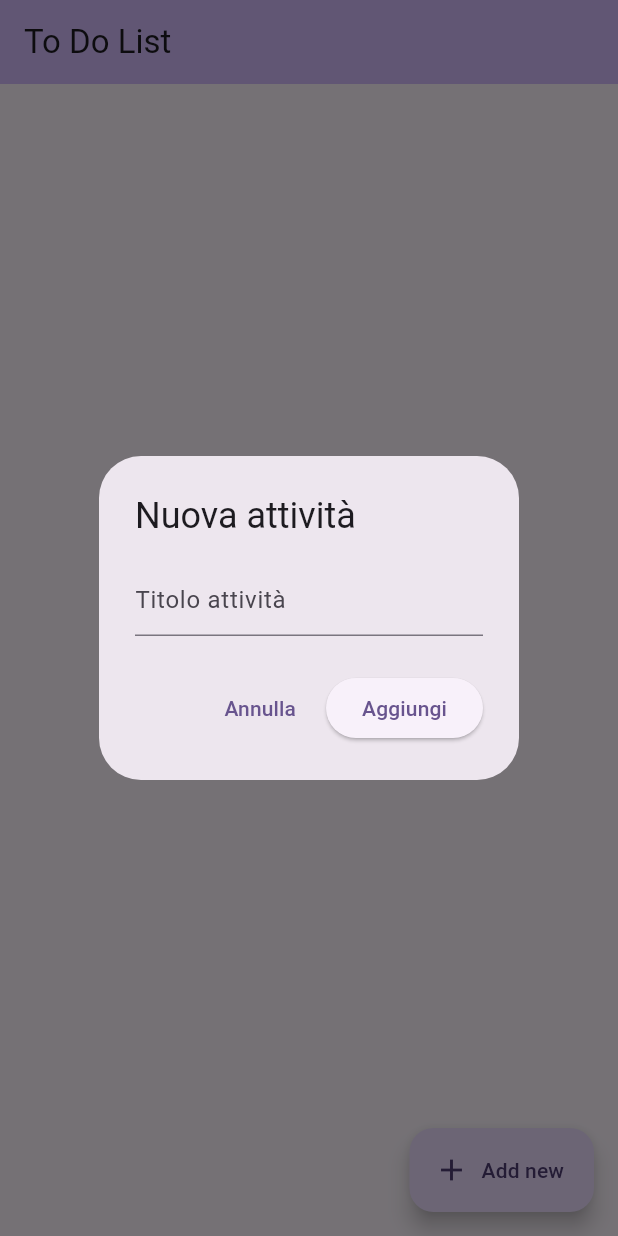
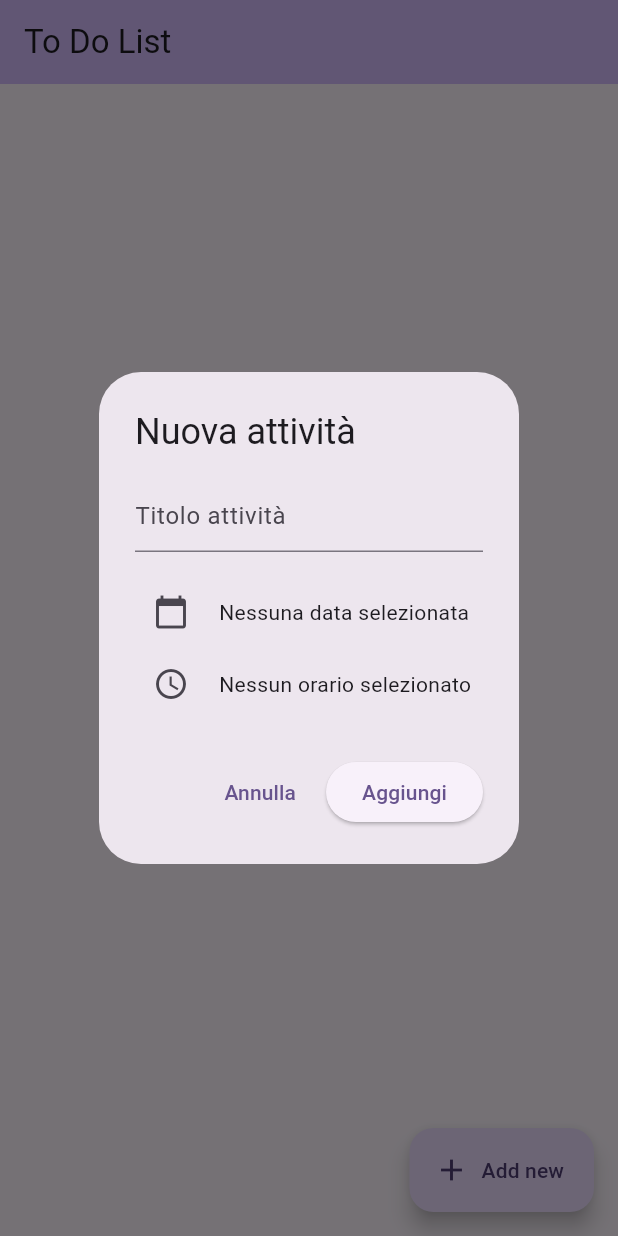
Before and after one commit to DiMaro-dev/todo_app_flutter, a Flutter app: the screen it shows after launch, after a tap on "Add new", on a phone screen of 412 x 824 dp. Run offline on Flutter 3.47's test engine with Material 3 defaults, Android fonts, the phone set to English and light mode, and no system bars.

Commit message:
Add comments

```diff
--- a/lib/main.dart
+++ b/lib/main.dart
@@ -1,7 +1,7 @@
-import 'package:flutter/material.dart';
+import 'package:flutter/material.dart'; // design google android
 
 void main() {
-  runApp(const MyApp());
+  runApp(const MyApp()); // entry point app
 }
 
 class MyApp extends StatelessWidget {
@@ -15,7 +15,7 @@ class MyApp extends StatelessWidget {
         colorScheme: ColorScheme.fromSeed(seedColor: Colors.deepPurple),
         useMaterial3: true,
       ),
-      home: const MyHomePage(title: 'To Do List'),
+      home: const MyHomePage(title: 'To Do List'), // pagina inziale
     );
   }
 }
@@ -24,42 +24,109 @@ class MyApp extends StatelessWidget {
 class Task {
   String title;
   bool isDone;
+  DateTime? taskDate; // opzionale
 
-  Task({required this.title, this.isDone = false});
+  Task({required this.title, this.isDone = false, this.taskDate});
 }
 
-class MyHomePage extends StatefulWidget {
+class MyHomePage extends StatefulWidget { // widget con stato
   const MyHomePage({super.key, required this.title});
 
   final String title;
 
   @override
   State<MyHomePage> createState() => _MyHomePageState();
+  // creazione dello stato associato al widget
 }
 
 class _MyHomePageState extends State<MyHomePage> {
-  List<Task> tasks = []; // lista di oggetti
+  List<Task> tasks = []; // lista di oggetti appartenenti a Task
 
-  // Mostra un dialog per aggiungere un'attività
+  // Funzione che mostra un dialog per aggiungere una task
   void _showAddTaskDialog() {
-    final TextEditingController controller = TextEditingController();
+    final TextEditingController controller = TextEditingController(); // messo per gestire input text
+    DateTime? selectedDate;
+    TimeOfDay? selectedTime;
 
+    // finestra dialogo
     showDialog(
       context: context,
       builder: (BuildContext context) {
-        return AlertDialog(
+        return StatefulBuilder( // serve per creare e gestire stati semplici per un dialog - temporanei
+          builder: (context, setDialogState) {
+            return AlertDialog( // widget dialog - title, content ecc
               title: const Text('Nuova attività'),
-          content: TextField(
+              content: Column(
+                mainAxisSize: MainAxisSize.min, // adatta il dialog al minimo spazio (verticale)
+                children: [
+                  TextField( // input utente, controller già assegnato
                     controller: controller,
                     decoration: const InputDecoration(
-              hintText: 'Titolo attività',
+                      hintText: 'Titolo attività', // simile ad un "placeholder"
                     ),
                   ),
-          actions: [
+                  const SizedBox(height: 16),
+
+                  // pulsante con icona calendario
+                  Row(
+                    children: [
+                      IconButton(
+                        icon: const Icon(Icons.calendar_today),
+                        onPressed: () async { // funzione anonima che apre la scelta della data
+                          final DateTime? date = await showDatePicker(
+                            context: context,
+                            initialDate: DateTime.now(),
+                            firstDate: DateTime(2000),
+                            lastDate: DateTime(2100),
+                          );
+                          if (date != null) {
+                            setDialogState(() {
+                              selectedDate = date;
+                            });
+                          }
+                        },
+                      ),
+                      const SizedBox(width: 8), // aggiorna e mostra data selezionata
+                      Text(
+                        selectedDate == null
+                            ? 'Nessuna data selezionata'
+                            : '${selectedDate!.day}/${selectedDate!.month}/${selectedDate!.year}',
+                      ),
+                    ],
+                  ),
+
+                  // Pulsante con icona orologio
+                  Row(
+                    children: [
+                      IconButton(
+                        icon: const Icon(Icons.access_time),
+                        onPressed: () async { // funzione anonima sta volta per scelta ora
+                          final TimeOfDay? time = await showTimePicker(
+                            context: context,
+                            initialTime: TimeOfDay.now(),
+                          );
+                          if (time != null) {
+                            setDialogState(() {
+                              selectedTime = time;
+                            });
+                          }
+                        },
+                      ),
+                      const SizedBox(width: 8),
+                      Text(
+                        selectedTime == null
+                            ? 'Nessun orario selezionato'
+                            : selectedTime!.format(context),
+                      ),
+                    ],
+                  ),
+                ],
+              ),
+              actions: [  // di AlertDialog
                 TextButton(
                   child: const Text('Annulla'),
-              onPressed: () {
-                Navigator.of(context).pop(); // Chiude il dialog
+                  onPressed: () { // funzione anonima, se premuto esce dal dialog
+                    Navigator.of(context).pop();
                   },
                 ),
                 ElevatedButton(
@@ -67,20 +134,41 @@ class _MyHomePageState extends State<MyHomePage> {
                   onPressed: () {
                     final String title = controller.text.trim();
                     if (title.isNotEmpty) {
+                      DateTime? finalDateTime;
+////////////////////////////////////////////////////////////////////////////////////////////////////////////////////////////////////////////////////////////////////////////////////////7
+                     /////CONTINUARE DA QUI
+                      // sistemare -- anche se selezionato solo la data va bene niente orario, mentre se solo orario mette di default data corrente.
+                      if (selectedDate != null && selectedTime != null) {
+                        finalDateTime = DateTime(
+                          selectedDate!.year,
+                          selectedDate!.month,
+                          selectedDate!.day,
+                          selectedTime!.hour,
+                          selectedTime!.minute,
+                        );
+                      }
+
+                      Navigator.of(context).pop(); // Chiude prima il dialog
+
+                      // Poi aggiorna la lista nel vero setState
                       setState(() {
-                    tasks.add(Task(title: title)); // aggiunge un oggetto Task alla list
+                        tasks.add(Task(
+                          title: title,
+                          taskDate: finalDateTime,
+                        ));
                       });
                     }
-                Navigator.of(context).pop(); // Chiude il dialog
                   },
                 ),
               ],
             );
           },
         );
+      },
+    );
   }
 
-  // cambia lo stato delle Task
+  // cambia lo stato della task
   void _setTask(int index) {
     setState(() {
       tasks[index].isDone = !tasks[index].isDone;
@@ -122,6 +210,11 @@ class _MyHomePageState extends State<MyHomePage> {
                 color: task.isDone ? Colors.grey : null,
               ),
             ),
+            subtitle: task.taskDate != null
+                ? Text(
+              '${task.taskDate!.day}/${task.taskDate!.month}/${task.taskDate!.year} ${task.taskDate!.hour}:${task.taskDate!.minute.toString().padLeft(2, '0')}',
+            )
+                : null,
           );
         },
       ),
```
Lines whose indentation alone changed are shown as unchanged.
